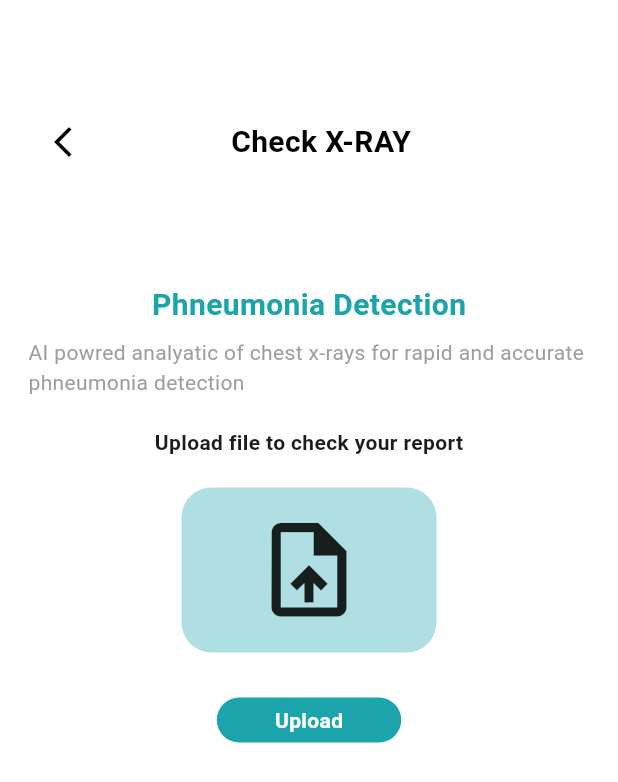
After one commit to admin123KK/merodoctor555, a Flutter app: the Profilepage screen opened directly, scrolled down 240 dp, after a tap on the "chevron right" icon, on a phone screen of 412 x 824 dp. The commit adds this screen. Shown: the top 782 px of the screen. Run offline on Flutter 3.47's test engine with Material 3 defaults, Android fonts, the light colour scheme and no system bars.

Commit message:
xray upload section

```diff
--- a/lib/homepage.dart
+++ b/lib/homepage.dart
@@ -310,7 +310,7 @@ class _HomepageState extends State<Homepage> {
               ),
               InkWell(
                 onTap: () {
-                  Navigator.pushReplacement(context,
+                  Navigator.push(context,
                       MaterialPageRoute(builder: (context) => Profilepage()));
                 },
                 child: const Icon(
--- a/lib/profilepage.dart
+++ b/lib/profilepage.dart
@@ -1,5 +1,6 @@
 import 'package:flutter/material.dart';
 import 'package:merodoctor/homepage.dart';
+import 'package:merodoctor/reportcheck.dart';
 
 class Profilepage extends StatefulWidget {
   const Profilepage({super.key});
@@ -194,11 +195,19 @@ class _ProfilepageState extends State<Profilepage> {
                         style: TextStyle(fontWeight: FontWeight.bold),
                       ),
                       const Spacer(),
-                      const Padding(
+                      Padding(
                         padding: const EdgeInsets.symmetric(horizontal: 50),
-                        child: const Icon(
-                          Icons.chevron_right_outlined,
-                          size: 30,
+                        child: InkWell(
+                          onTap: () {
+                            Navigator.push(
+                                context,
+                                MaterialPageRoute(
+                                    builder: (context) => Reportcheck()));
+                          },
+                          child: const Icon(
+                            Icons.chevron_right_outlined,
+                            size: 30,
+                          ),
                         ),
                       ),
                     ],
@@ -219,7 +228,7 @@ class _ProfilepageState extends State<Profilepage> {
                             color: const Color.fromARGB(90, 28, 165, 172),
                             borderRadius: BorderRadius.circular(20),
                           ),
-                          child: Icon(Icons.person_search_outlined),
+                          child: const Icon(Icons.person_search_outlined),
                         ),
                       ),
                       const Text(
--- /dev/null
+++ b/lib/reportcheck.dart
@@ -0,0 +1,111 @@
+import 'package:flutter/material.dart';
+import 'package:merodoctor/profilepage.dart';
+
+class Reportcheck extends StatefulWidget {
+  const Reportcheck({super.key});
+
+  @override
+  State<Reportcheck> createState() => _ReportcheckState();
+}
+
+class _ReportcheckState extends State<Reportcheck> {
+  @override
+  Widget build(BuildContext context) {
+    return Scaffold(
+      backgroundColor: Colors.white,
+      body: Column(
+        children: [
+          Padding(
+            padding: EdgeInsets.symmetric(horizontal: 30, vertical: 80),
+            child: Row(
+              children: [
+                InkWell(
+                  onTap: () {
+                    Navigator.push(context,
+                        MaterialPageRoute(builder: (context) => Profilepage()));
+                  },
+                  child: const Icon(
+                    Icons.arrow_back_ios_new_outlined,
+                    color: Colors.black,
+                  ),
+                ),
+                const SizedBox(
+                  width: 100,
+                ),
+                const Text(
+                  'Check X-RAY',
+                  style: TextStyle(
+                      fontWeight: FontWeight.bold,
+                      color: Colors.black,
+                      fontSize: 20),
+                ),
+              ],
+            ),
+          ),
+          const Text(
+            'Phneumonia Detection',
+            style: TextStyle(
+                fontWeight: FontWeight.bold,
+                fontSize: 20,
+                color: Color(0xFF1CA4AC)),
+          ),
+          const SizedBox(
+            height: 7,
+          ),
+          const Text(
+            'AI powred analyatic of chest x-rays for rapid and accurate \nphneumonia detection ',
+            style: TextStyle(color: Colors.grey),
+          ),
+          const SizedBox(
+            height: 20,
+          ),
+          const Text(
+            'Upload file to check your report',
+            style: TextStyle(fontWeight: FontWeight.bold),
+          ),
+          const SizedBox(
+            height: 20,
+          ),
+          Container(
+            height: 110,
+            width: 170,
+            decoration: BoxDecoration(
+                color: const Color.fromARGB(90, 28, 165, 172),
+                borderRadius: BorderRadius.circular(20)),
+            child: const Icon(
+              Icons.upload_file,
+              size: 75,
+            ),
+          ),
+          const SizedBox(
+            height: 30,
+          ),
+          InkWell(
+            onTap: () {},
+            child: Container(
+              height: 30,
+              width: 123,
+              decoration: BoxDecoration(
+                  color: Color(0xFF1CA4AC),
+                  borderRadius: BorderRadius.circular(20)),
+              child: const Center(
+                child: Text(
+                  'Upload',
+                  style: TextStyle(
+                      fontWeight: FontWeight.bold, color: Colors.white),
+                ),
+              ),
+            ),
+          ),
+          const SizedBox(
+            height: 5,
+          ),
+          // const Text(
+          //   'Wait a while report is being ready',
+          //   style: TextStyle(color: Colors.grey),
+          // )
+        ],
+      ),
+    );
+  }
+}
```
